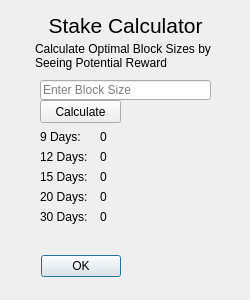
Old version of the form src/qt/forms/calcdialog.ui in the repository davidlatapie/HyperStake.
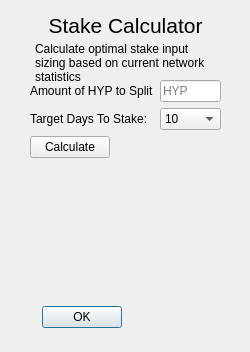
New version of the form.

Commit message: Update calcDialog to suggest sizes based off of network stats

Patch:
```diff
--- a/src/qt/forms/calcdialog.ui
+++ b/src/qt/forms/calcdialog.ui
@@ -7,7 +7,7 @@
     <x>0</x>
     <y>0</y>
     <width>250</width>
-    <height>300</height>
+    <height>352</height>
    </rect>
   </property>
   <property name="windowTitle">
@@ -16,8 +16,8 @@
   <widget class="QDialogButtonBox" name="buttonBox">
    <property name="geometry">
     <rect>
-     <x>0</x>
-     <y>250</y>
+     <x>1</x>
+     <y>301</y>
      <width>161</width>
      <height>32</height>
     </rect>
@@ -32,19 +32,6 @@
     <bool>true</bool>
    </property>
   </widget>
-  <widget class="QLineEdit" name="blockSizeEdit">
-   <property name="geometry">
-    <rect>
-     <x>40</x>
-     <y>80</y>
-     <width>171</width>
-     <height>20</height>
-    </rect>
-   </property>
-   <property name="placeholderText">
-    <string>Enter Block Size</string>
-   </property>
-  </widget>
   <widget class="QLabel" name="label">
    <property name="geometry">
     <rect>
@@ -82,7 +69,7 @@
     <number>1</number>
    </property>
    <property name="text">
-    <string>Calculate Optimal Block Sizes by Seeing Potential Reward</string>
+    <string>Calculate optimal stake input sizing based on current network statistics</string>
    </property>
    <property name="alignment">
     <set>Qt::AlignLeading|Qt::AlignLeft|Qt::AlignTop</set>
@@ -91,238 +78,102 @@
     <bool>true</bool>
    </property>
   </widget>
-  <widget class="QLabel" name="day9Label">
+  <widget class="QWidget" name="verticalLayoutWidget">
    <property name="geometry">
     <rect>
-     <x>40</x>
-     <y>130</y>
-     <width>41</width>
-     <height>21</height>
+     <x>30</x>
+     <y>180</y>
+     <width>191</width>
+     <height>121</height>
     </rect>
    </property>
-   <property name="lineWidth">
-    <number>1</number>
-   </property>
-   <property name="text">
-    <string>9 Days:</string>
-   </property>
-   <property name="alignment">
-    <set>Qt::AlignLeading|Qt::AlignLeft|Qt::AlignTop</set>
-   </property>
-   <property name="wordWrap">
-    <bool>true</bool>
-   </property>
+   <layout class="QVBoxLayout" name="verticalLayout">
+    <item>
+     <widget class="QLabel" name="avgWeightResult">
+      <property name="lineWidth">
+       <number>1</number>
+      </property>
+      <property name="text">
+       <string/>
+      </property>
+      <property name="alignment">
+       <set>Qt::AlignJustify|Qt::AlignTop</set>
+      </property>
+      <property name="wordWrap">
+       <bool>true</bool>
+      </property>
+     </widget>
+    </item>
+   </layout>
   </widget>
-  <widget class="QLabel" name="day9Result">
+  <widget class="QWidget" name="formLayoutWidget">
    <property name="geometry">
     <rect>
-     <x>100</x>
-     <y>130</y>
-     <width>41</width>
-     <height>21</height>
+     <x>30</x>
+     <y>80</y>
+     <width>191</width>
+     <height>81</height>
     </rect>
    </property>
-   <property name="lineWidth">
-    <number>1</number>
-   </property>
-   <property name="text">
-    <string>0</string>
-   </property>
-   <property name="alignment">
-    <set>Qt::AlignLeading|Qt::AlignLeft|Qt::AlignTop</set>
-   </property>
-   <property name="wordWrap">
-    <bool>true</bool>
-   </property>
-  </widget>
-  <widget class="QPushButton" name="pushButton">
-   <property name="geometry">
-    <rect>
-     <x>40</x>
-     <y>100</y>
-     <width>81</width>
-     <height>23</height>
-    </rect>
-   </property>
-   <property name="text">
-    <string>Calculate</string>
-   </property>
-  </widget>
-  <widget class="QLabel" name="day12Label">
-   <property name="geometry">
-    <rect>
-     <x>40</x>
-     <y>150</y>
-     <width>51</width>
-     <height>21</height>
-    </rect>
-   </property>
-   <property name="lineWidth">
-    <number>1</number>
-   </property>
-   <property name="text">
-    <string>12 Days:</string>
-   </property>
-   <property name="alignment">
-    <set>Qt::AlignLeading|Qt::AlignLeft|Qt::AlignTop</set>
-   </property>
-   <property name="wordWrap">
-    <bool>true</bool>
-   </property>
-  </widget>
-  <widget class="QLabel" name="day15Label">
-   <property name="geometry">
-    <rect>
-     <x>40</x>
-     <y>170</y>
-     <width>51</width>
-     <height>21</height>
-    </rect>
-   </property>
-   <property name="lineWidth">
-    <number>1</number>
-   </property>
-   <property name="text">
-    <string>15 Days:</string>
-   </property>
-   <property name="alignment">
-    <set>Qt::AlignLeading|Qt::AlignLeft|Qt::AlignTop</set>
-   </property>
-   <property name="wordWrap">
-    <bool>true</bool>
-   </property>
-  </widget>
-  <widget class="QLabel" name="day20Label">
-   <property name="geometry">
-    <rect>
-     <x>40</x>
-     <y>190</y>
-     <width>51</width>
-     <height>21</height>
-    </rect>
-   </property>
-   <property name="lineWidth">
-    <number>1</number>
-   </property>
-   <property name="text">
-    <string>20 Days:</string>
-   </property>
-   <property name="alignment">
-    <set>Qt::AlignLeading|Qt::AlignLeft|Qt::AlignTop</set>
-   </property>
-   <property name="wordWrap">
-    <bool>true</bool>
-   </property>
-  </widget>
-  <widget class="QLabel" name="day12Result">
-   <property name="geometry">
-    <rect>
-     <x>100</x>
-     <y>150</y>
-     <width>41</width>
-     <height>21</height>
-    </rect>
-   </property>
-   <property name="lineWidth">
-    <number>1</number>
-   </property>
-   <property name="text">
-    <string>0</string>
-   </property>
-   <property name="alignment">
-    <set>Qt::AlignLeading|Qt::AlignLeft|Qt::AlignTop</set>
-   </property>
-   <property name="wordWrap">
-    <bool>true</bool>
-   </property>
-  </widget>
-  <widget class="QLabel" name="day15Result">
-   <property name="geometry">
-    <rect>
-     <x>100</x>
-     <y>170</y>
-     <width>41</width>
-     <height>21</height>
-    </rect>
-   </property>
-   <property name="lineWidth">
-    <number>1</number>
-   </property>
-   <property name="text">
-    <string>0</string>
-   </property>
-   <property name="alignment">
-    <set>Qt::AlignLeading|Qt::AlignLeft|Qt::AlignTop</set>
-   </property>
-   <property name="wordWrap">
-    <bool>true</bool>
-   </property>
-  </widget>
-  <widget class="QLabel" name="day20Result">
-   <property name="geometry">
-    <rect>
-     <x>100</x>
-     <y>190</y>
-     <width>41</width>
-     <height>21</height>
-    </rect>
-   </property>
-   <property name="lineWidth">
-    <number>1</number>
-   </property>
-   <property name="text">
-    <string>0</string>
-   </property>
-   <property name="alignment">
-    <set>Qt::AlignLeading|Qt::AlignLeft|Qt::AlignTop</set>
-   </property>
-   <property name="wordWrap">
-    <bool>true</bool>
-   </property>
-  </widget>
-  <widget class="QLabel" name="day30Label">
-   <property name="geometry">
-    <rect>
-     <x>40</x>
-     <y>210</y>
-     <width>51</width>
-     <height>21</height>
-    </rect>
-   </property>
-   <property name="lineWidth">
-    <number>1</number>
-   </property>
-   <property name="text">
-    <string>30 Days:</string>
-   </property>
-   <property name="alignment">
-    <set>Qt::AlignLeading|Qt::AlignLeft|Qt::AlignTop</set>
-   </property>
-   <property name="wordWrap">
-    <bool>true</bool>
-   </property>
-  </widget>
-  <widget class="QLabel" name="day30Result">
-   <property name="geometry">
-    <rect>
-     <x>100</x>
-     <y>210</y>
-     <width>41</width>
-     <height>21</height>
-    </rect>
-   </property>
-   <property name="lineWidth">
-    <number>1</number>
-   </property>
-   <property name="text">
-    <string>0</string>
-   </property>
-   <property name="alignment">
-    <set>Qt::AlignLeading|Qt::AlignLeft|Qt::AlignTop</set>
-   </property>
-   <property name="wordWrap">
-    <bool>true</bool>
-   </property>
+   <layout class="QFormLayout" name="formLayout">
+    <item row="1" column="0">
+     <widget class="QLabel" name="label_3">
+      <property name="text">
+       <string>Target Days To Stake:</string>
+      </property>
+     </widget>
+    </item>
+    <item row="1" column="1">
+     <widget class="QComboBox" name="comboBoxTargetDays">
+      <item>
+       <property name="text">
+        <string>10</string>
+       </property>
+      </item>
+      <item>
+       <property name="text">
+        <string>15</string>
+       </property>
+      </item>
+      <item>
+       <property name="text">
+        <string>20</string>
+       </property>
+      </item>
+      <item>
+       <property name="text">
+        <string>25</string>
+       </property>
+      </item>
+      <item>
+       <property name="text">
+        <string>30</string>
+       </property>
+      </item>
+     </widget>
+    </item>
+    <item row="0" column="1">
+     <widget class="QLineEdit" name="blockSizeEdit">
+      <property name="placeholderText">
+       <string>HYP</string>
+      </property>
+     </widget>
+    </item>
+    <item row="0" column="0">
+     <widget class="QLabel" name="label_4">
+      <property name="text">
+       <string>Amount of HYP to Split</string>
+      </property>
+     </widget>
+    </item>
+    <item row="2" column="0">
+     <widget class="QPushButton" name="pushButton">
+      <property name="text">
+       <string>Calculate</string>
+      </property>
+     </widget>
+    </item>
+   </layout>
   </widget>
  </widget>
  <resources/>
```
The commit also changes 3 other files.
